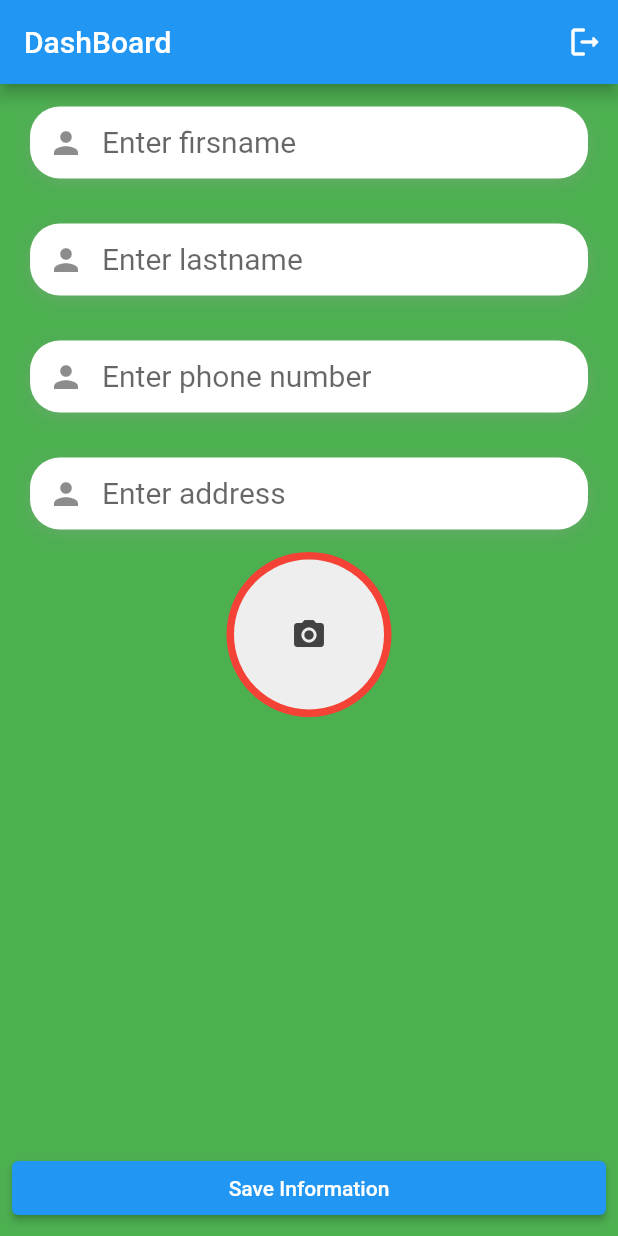
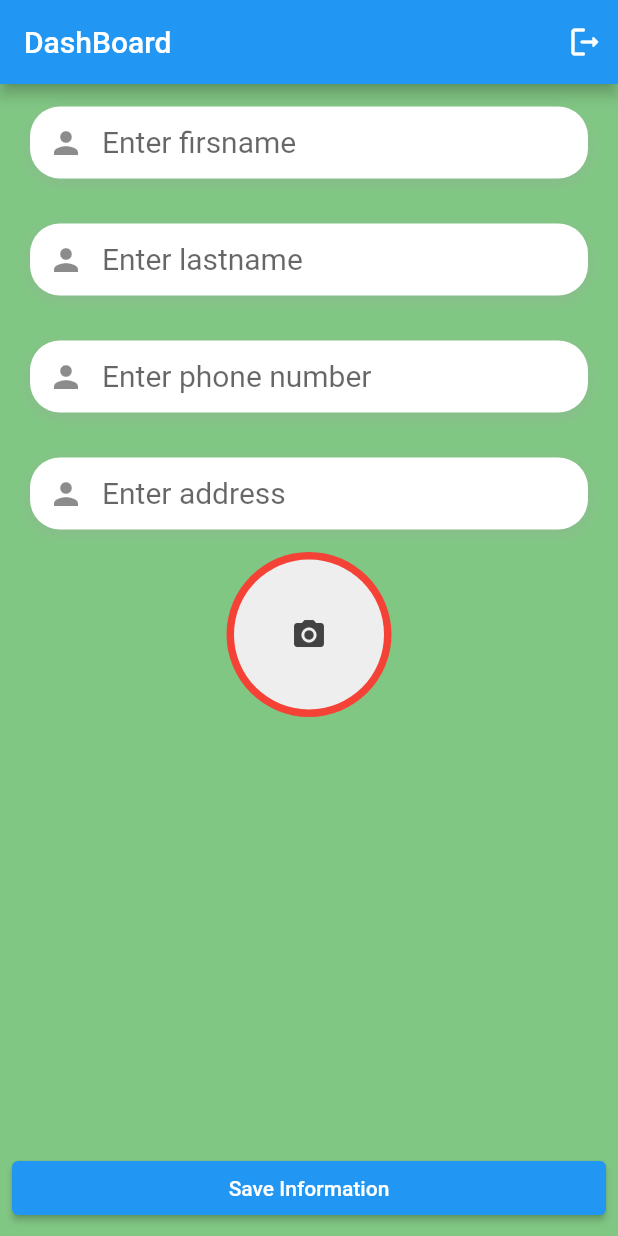
Before and after one commit to Savdancode/Flutter-Authentication, a Flutter app: the DashBoardPage screen opened directly, on a phone screen of 412 x 824 dp. Run offline on Flutter 3.47's test engine with Material 2 defaults, Android fonts, the light colour scheme and no system bars; our stand-ins replace cloud_firestore, firebase_auth, firebase_core, firebase_storage, image_picker; accounts and stored records are empty.

Commit message:
Updated Flutter Authen

```diff
--- a/lib/Screens/homeScreen.dart
+++ b/lib/Screens/homeScreen.dart
@@ -158,7 +158,7 @@ class _DashBoardPageState extends State<DashBoardPage> {
   @override
   Widget build(BuildContext context) {
     return Scaffold(
-      backgroundColor: Colors.green,
+      backgroundColor: Colors.green[300],
       appBar: AppBar(
         title: Text('DashBoard'),
         actions: [
```
